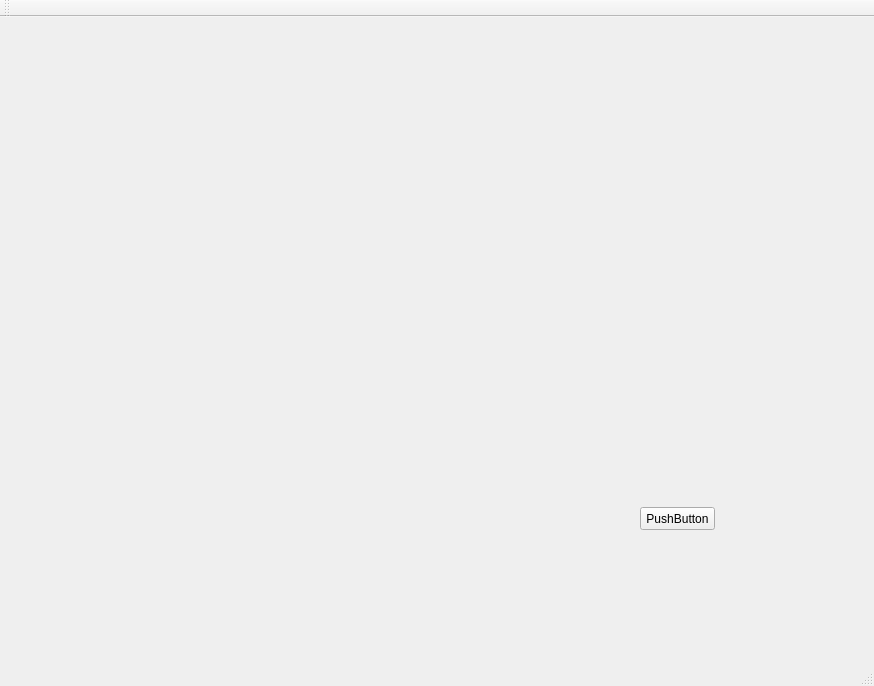
First picture: the form in mainwindow.ui, repository Taraj/Graphics, before the edit.
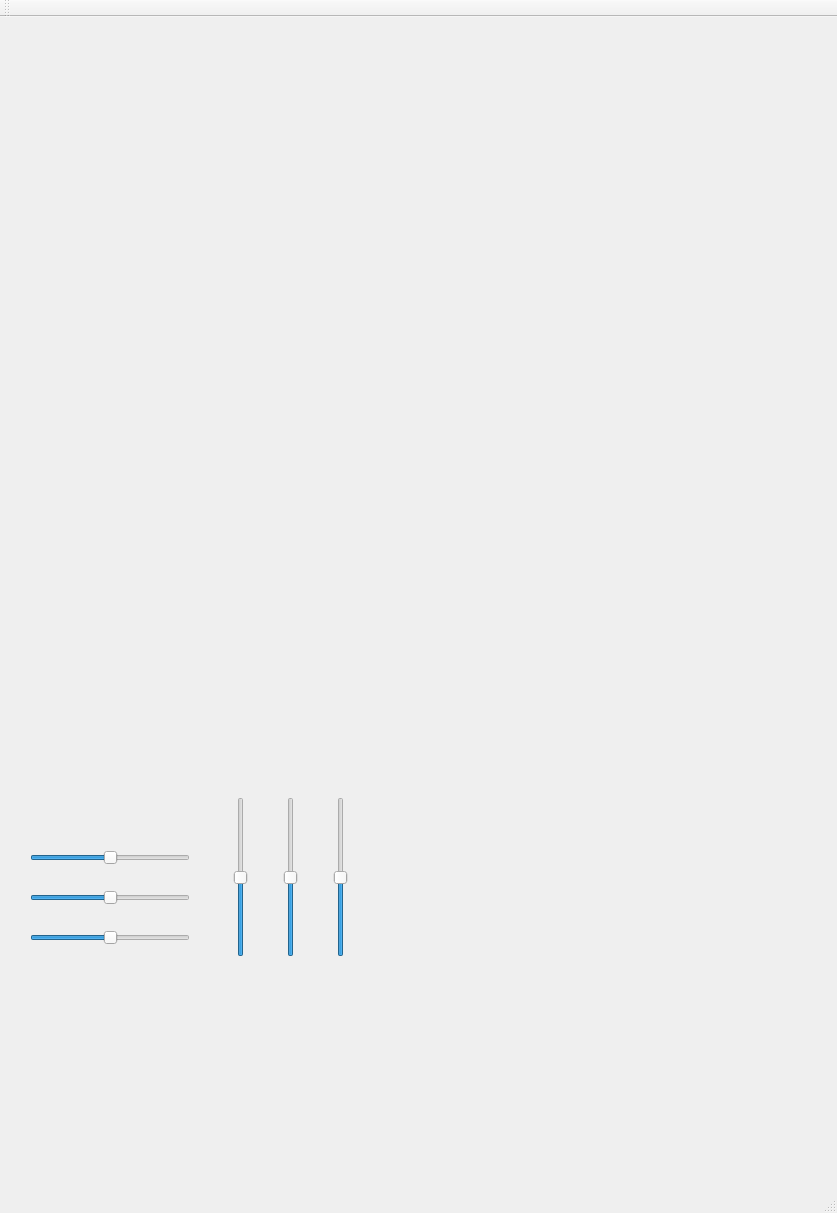
Second picture: the form after the edit.

```diff
--- a/mainwindow.ui
+++ b/mainwindow.ui
@@ -6,25 +6,126 @@
    <rect>
     <x>0</x>
     <y>0</y>
-    <width>874</width>
-    <height>686</height>
+    <width>837</width>
+    <height>1213</height>
    </rect>
   </property>
   <property name="windowTitle">
    <string>MainWindow</string>
   </property>
   <widget class="QWidget" name="centralWidget">
-   <widget class="QPushButton" name="pushButton">
+   <widget class="QSlider" name="horizontalSlider">
     <property name="geometry">
      <rect>
-      <x>640</x>
-      <y>490</y>
-      <width>75</width>
-      <height>23</height>
+      <x>30</x>
+      <y>830</y>
+      <width>160</width>
+      <height>22</height>
      </rect>
     </property>
-    <property name="text">
-     <string>PushButton</string>
+    <property name="minimum">
+     <number>-1000</number>
+    </property>
+    <property name="maximum">
+     <number>1000</number>
+    </property>
+    <property name="orientation">
+     <enum>Qt::Horizontal</enum>
+    </property>
+   </widget>
+   <widget class="QSlider" name="horizontalSlider_2">
+    <property name="geometry">
+     <rect>
+      <x>30</x>
+      <y>870</y>
+      <width>160</width>
+      <height>22</height>
+     </rect>
+    </property>
+    <property name="minimum">
+     <number>-1000</number>
+    </property>
+    <property name="maximum">
+     <number>1000</number>
+    </property>
+    <property name="orientation">
+     <enum>Qt::Horizontal</enum>
+    </property>
+   </widget>
+   <widget class="QSlider" name="horizontalSlider_3">
+    <property name="geometry">
+     <rect>
+      <x>30</x>
+      <y>910</y>
+      <width>160</width>
+      <height>22</height>
+     </rect>
+    </property>
+    <property name="minimum">
+     <number>-1000</number>
+    </property>
+    <property name="maximum">
+     <number>1000</number>
+    </property>
+    <property name="orientation">
+     <enum>Qt::Horizontal</enum>
+    </property>
+   </widget>
+   <widget class="QSlider" name="verticalSlider">
+    <property name="geometry">
+     <rect>
+      <x>230</x>
+      <y>780</y>
+      <width>22</width>
+      <height>160</height>
+     </rect>
+    </property>
+    <property name="minimum">
+     <number>-360</number>
+    </property>
+    <property name="maximum">
+     <number>360</number>
+    </property>
+    <property name="orientation">
+     <enum>Qt::Vertical</enum>
+    </property>
+   </widget>
+   <widget class="QSlider" name="verticalSlider_2">
+    <property name="geometry">
+     <rect>
+      <x>280</x>
+      <y>780</y>
+      <width>22</width>
+      <height>160</height>
+     </rect>
+    </property>
+    <property name="minimum">
+     <number>-360</number>
+    </property>
+    <property name="maximum">
+     <number>360</number>
+    </property>
+    <property name="orientation">
+     <enum>Qt::Vertical</enum>
+    </property>
+   </widget>
+   <widget class="QSlider" name="verticalSlider_3">
+    <property name="geometry">
+     <rect>
+      <x>330</x>
+      <y>780</y>
+      <width>22</width>
+      <height>160</height>
+     </rect>
+    </property>
+    <property name="minimum">
+     <number>-360</number>
+    </property>
+    <property name="maximum">
+     <number>360</number>
+    </property>
+    <property name="orientation">
+     <enum>Qt::Vertical</enum>
     </property>
    </widget>
   </widget>
```
Left out of the diff: 2 changed lines with no effect on the pictures.
